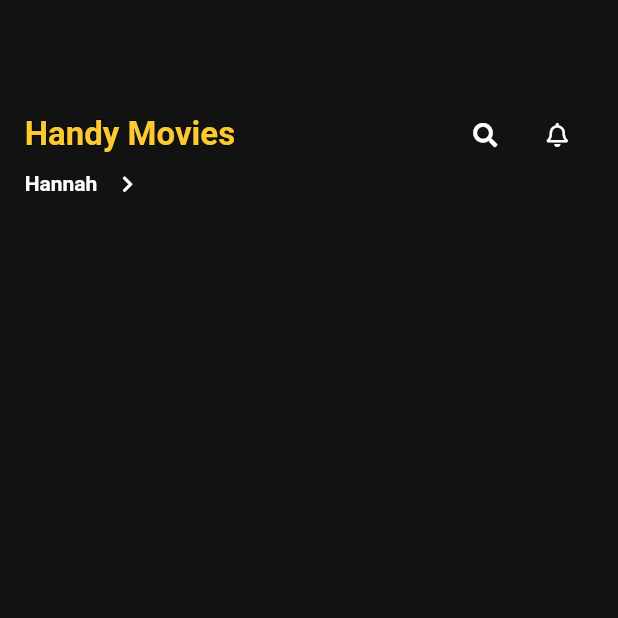
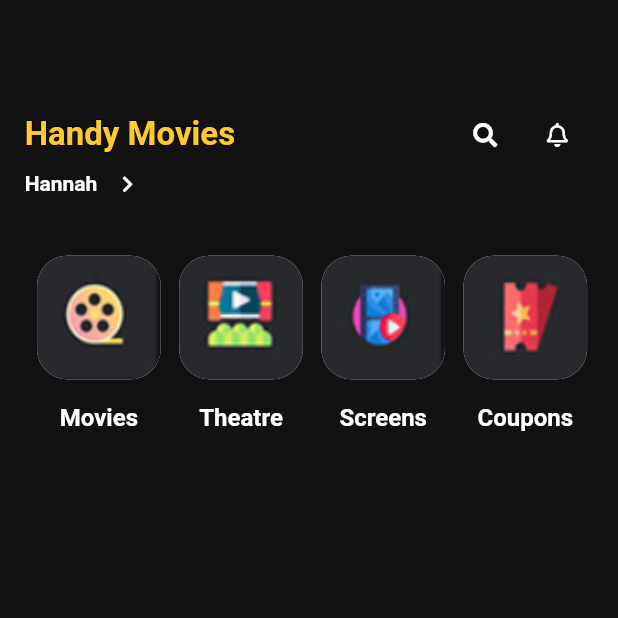
Before and after one commit to handuah/My-Movie, a Flutter app: the HomePage screen opened by its route, on a phone screen of 412 x 824 dp, the top half of it. Run offline on Flutter 3.47's test engine with Material 2 defaults, Android fonts, the phone set to English and light mode, and no system bars; our stand-ins replace font_awesome_flutter, google_fonts, hexcolor; network calls fail; Roboto replaces fonts that are missing (Oxygen, Staatliches).

Commit message:
added categories

```diff
--- a/lib/screens/homePage.dart
+++ b/lib/screens/homePage.dart
@@ -110,8 +110,95 @@ class _HomePageState extends State<HomePage> {
               ),
             ],
           ),
+          SizedBox(
+            height: screenHeight * 0.02,
+          ),
+          Container(
+            height: screenHeight * 0.2,
+            width: screenWidth,
+            // color: Colors.red,
+            child: ListView(
+              padding: EdgeInsets.symmetric(
+                horizontal: screenWidth * 0.02,
+              ),
+              scrollDirection: Axis.horizontal,
+              children: [
+                CategoryList('Movies', 'assets/movies.PNG'),
+                SizedBox(
+                  width: screenWidth * 0.03,
+                ),
+                CategoryList('Theatre', 'assets/theatre.PNG'),
+                SizedBox(
+                  width: screenWidth * 0.03,
+                ),
+                CategoryList('Screens', 'assets/screens.PNG'),
+                SizedBox(
+                  width: screenWidth * 0.03,
+                ),
+                CategoryList('Coupons', 'assets/coupon.PNG'),
+                SizedBox(
+                  width: screenWidth * 0.03,
+                ),
+                CategoryList('Gift', 'assets/gift.PNG'),
+              ],
+            ),
+          ),
         ],
       ),
     );
   }
 }
+
+// CATEGORIES LIST
+class CategoryList extends StatefulWidget {
+  // const CategoryList({ Key? key }) : super(key: key);
+  final String categoryName;
+  final String imagePath;
+
+  const CategoryList(this.categoryName, this.imagePath);
+  @override
+  _CategoryListState createState() => _CategoryListState();
+}
+
+class _CategoryListState extends State<CategoryList> {
+  @override
+  Widget build(BuildContext context) {
+    double screenHeight = MediaQuery.of(context).size.height;
+    double screenWidth = MediaQuery.of(context).size.width;
+    return Column(
+      mainAxisAlignment: MainAxisAlignment.center,
+      crossAxisAlignment: CrossAxisAlignment.center,
+      children: [
+        Container(
+          height: screenHeight * 0.1,
+          width: screenWidth * 0.2,
+          decoration: BoxDecoration(
+            borderRadius: BorderRadius.circular(20.0),
+            color: HexColor('#ffffff'),
+            image: DecorationImage(
+              alignment: Alignment.center,
+              image: AssetImage(widget.imagePath),
+              // image: AssetImage('assets/movies.PNG'),
+              fit: BoxFit.fill,
+            ),
+          ),
+        ),
+        SizedBox(
+          height: screenHeight * 0.02,
+        ),
+        Text(
+          // "Movies",
+          widget.categoryName,
+          textAlign: TextAlign.center,
+          style: GoogleFonts.oxygen(
+            textStyle: TextStyle(
+              color: HexColor("#ffffff"),
+              fontSize: 16.0,
+              fontWeight: FontWeight.bold,
+            ),
+          ),
+        ),
+      ],
+    );
+  }
+}
```
Also changed, not shown: assets/coupon.PNG (added), assets/gift.PNG (added), assets/movies.PNG (added), assets/screens.PNG (added), assets/theatre.PNG (added).
